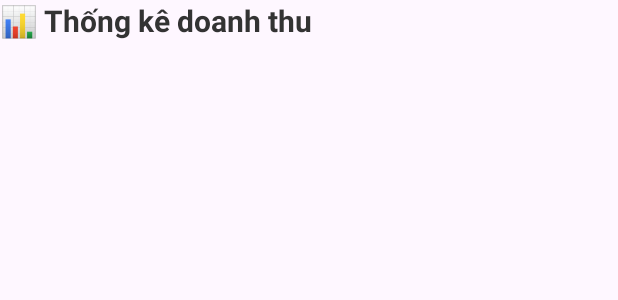
After one commit to bac205/DuAnMau, an Android app: the layout activity_tong_doanh_thu.xml on its own in the app's theme, with its tools: preview values and no code run, on a phone screen of 412 x 824 dp. The commit adds this screen. Shown: the top 300 px of the screen. Run offline under Robolectric (Android 15) with nearby library versions, the phone set to English and light mode, and no system bars.

Commit message:
thong ke doanh thu va khach hang

```diff
--- a/app/src/main/AndroidManifest.xml
+++ b/app/src/main/AndroidManifest.xml
@@ -12,6 +12,12 @@
         android:supportsRtl="true"
         android:theme="@style/Theme.DUANMAU"
         tools:targetApi="31">
+        <activity
+            android:name=".TopKhachHang"
+            android:exported="false" />
+        <activity
+            android:name=".TongDoanhThu"
+            android:exported="false" />
         <activity
             android:name=".Login"
             android:exported="false" />
--- /dev/null
+++ b/app/src/main/res/layout/activity_tong_doanh_thu.xml
@@ -0,0 +1,19 @@
+<?xml version="1.0" encoding="utf-8"?>
+<LinearLayout xmlns:android="http://schemas.android.com/apk/res/android"
+    xmlns:app="http://schemas.android.com/apk/res-auto"
+    xmlns:tools="http://schemas.android.com/tools"
+    android:id="@+id/main"
+    android:layout_width="match_parent"
+    android:layout_height="match_parent"
+    tools:context=".TongDoanhThu">
+    <TextView
+        android:id="@+id/tvDoanhthuthongke"
+        android:layout_width="wrap_content"
+        android:layout_height="wrap_content"
+        android:text="📊 Thống kê doanh thu"
+        android:textSize="20sp"
+        android:textStyle="bold"
+        android:textColor="#333333"
+        android:layout_marginBottom="30dp" />
+
+</LinearLayout>
```
Also changed, not shown: app/src/main/java/fpoly/bac/duanmau/MainActivity.java (+18 -0 lines), app/src/main/java/fpoly/bac/duanmau/TongDoanhThu.java (added, +33 -0 lines), app/src/main/java/fpoly/bac/duanmau/TopKhachHang.java (added, +34 -0 lines), app/src/main/java/fpoly/bac/duanmau/database/DbHelper.java (+47 -0 lines), app/src/main/res/layout/activity_top_khach_hang.xml (added, +13 -0 lines).
